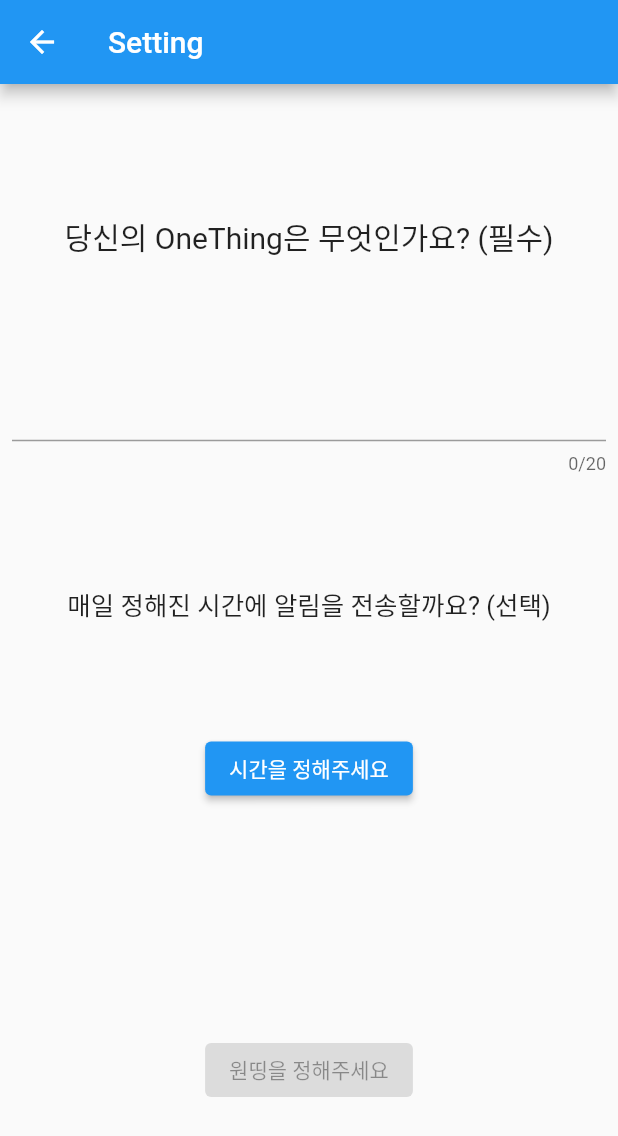
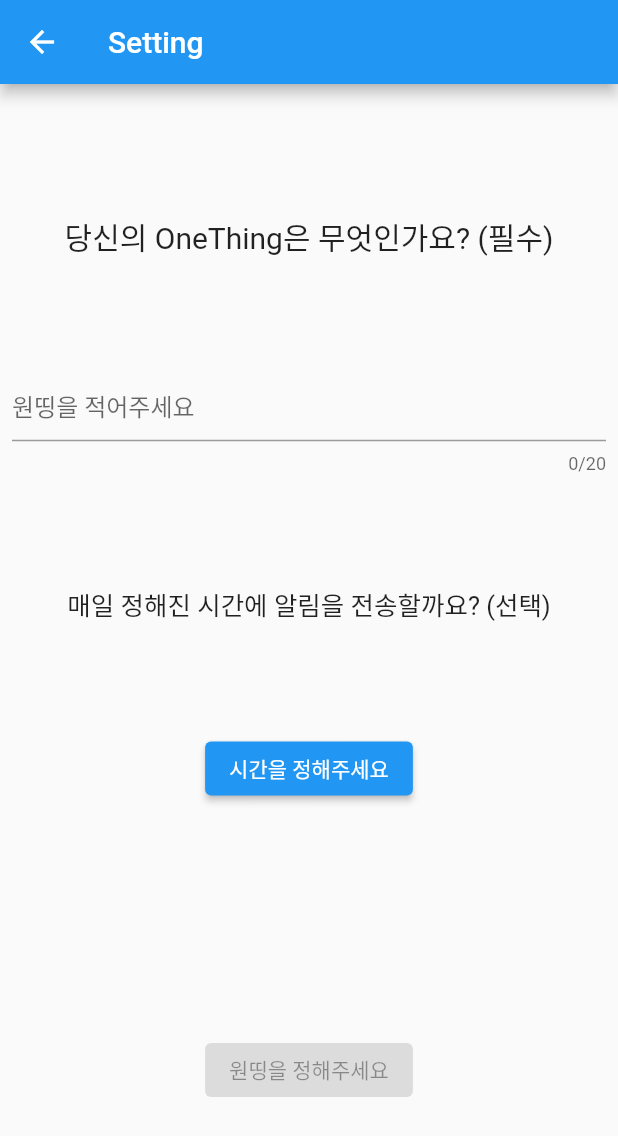
Before and after one commit to Juice-Han/one_thing_tracker_app, a Flutter app: the screen it shows after launch, after a tap on the "add" icon, on a phone screen of 412 x 824 dp. Shown: the top 1136 px of the screen. Run offline on Flutter 3.47's test engine with Material 2 defaults, Android fonts, the phone set to English and light mode, and no system bars; drawn by our look-alikes of calendar_view; our stand-ins replace flutter_local_notifications, flutter_native_splash, shared_preferences, timezone.

Commit message:
ready for release

```diff
--- a/lib/components/Setting.dart
+++ b/lib/components/Setting.dart
@@ -55,6 +55,9 @@
                   style: TextStyle(fontSize: 20),
                 ),
                 TextField(
+                  decoration: InputDecoration(
+                    hintText: '원띵을 적어주세요'
+                  ),
                   maxLength: 20,
                   controller: textController1,
                 ),
--- a/lib/main.dart
+++ b/lib/main.dart
@@ -223,7 +223,7 @@
   Widget build(BuildContext context) {
     return Scaffold(
       appBar: AppBar(
-        title: Text('One Thing Tracker'),
+        title: Text('Let\'s do One Thing!'),
         actions: [
           IconButton(
             onPressed: () {
```
Also changed, not shown: 1 other file.
